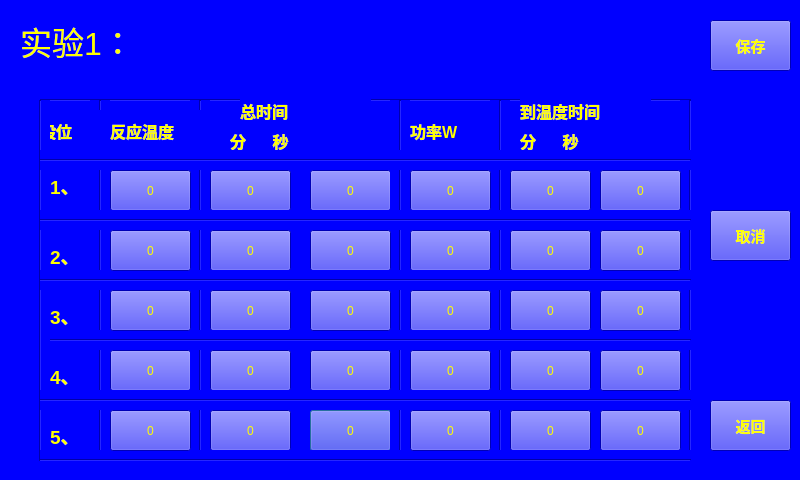
This is setting_1.ui in wanghao-xznu/untitled2 as Qt 5 draws it before an edit. The edited form follows.
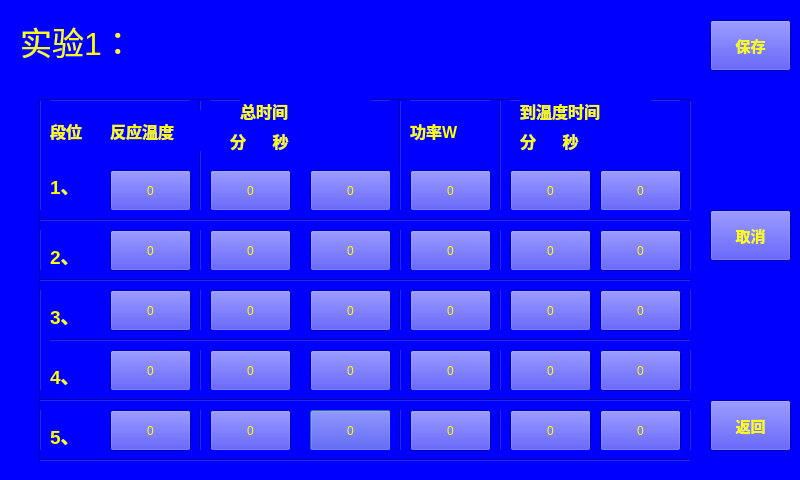
This is the edited form.

```diff
--- a/setting_1.ui
+++ b/setting_1.ui
@@ -109,6 +109,9 @@
      <height>361</height>
     </rect>
    </property>
+   <property name="styleSheet">
+    <string notr="true">background-color: rgb(0, 255,0, 0);</string>
+   </property>
    <property name="orientation">
     <enum>Qt::Vertical</enum>
    </property>
@@ -274,7 +277,7 @@
   <widget class="QLabel" name="label_2">
    <property name="geometry">
     <rect>
-     <x>40</x>
+     <x>50</x>
      <y>110</y>
      <width>61</width>
      <height>41</height>
@@ -489,6 +492,9 @@
    </property>
   </widget>
   <widget class="Line" name="line_3">
+   <property name="enabled">
+    <bool>true</bool>
+   </property>
    <property name="geometry">
     <rect>
      <x>30</x>
@@ -739,6 +745,9 @@
      <height>20</height>
     </rect>
    </property>
+   <property name="styleSheet">
+    <string notr="true">background-color: rgb(0, 255,0, 0);</string>
+   </property>
    <property name="orientation">
     <enum>Qt::Horizontal</enum>
    </property>
```
